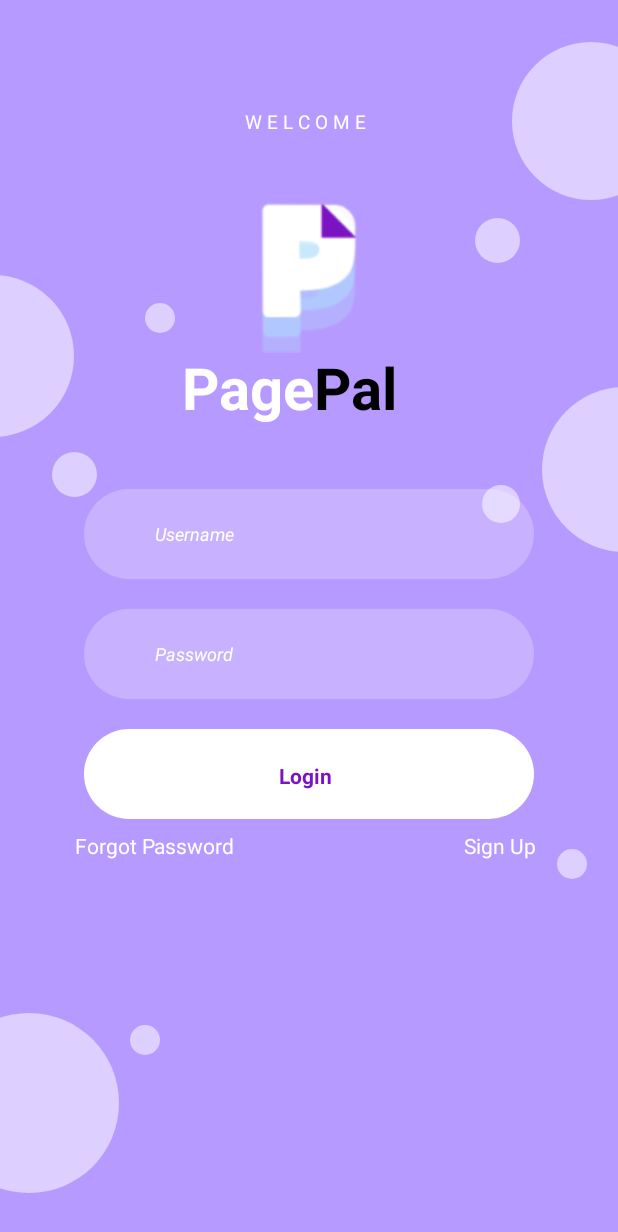
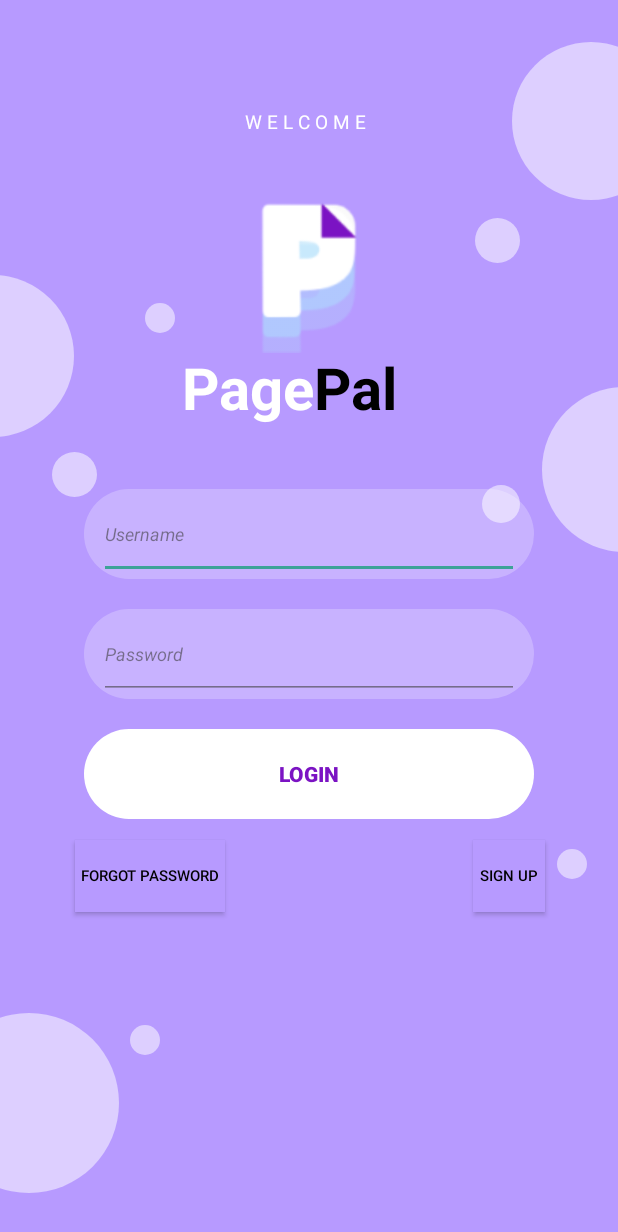
Before and after one commit to jei16/PagePal---CET4, an Android app built with Jetpack Compose: the screen it shows after launch (MainActivity), on a phone screen of 412 x 824 dp. Shown: the top 1232 px of the screen. Run offline under Robolectric (Android 15) with nearby library versions, the phone set to English and light mode, and no system bars.

Commit message:
Login Screen updated (buttons & edit text) + initialized Sign Up Screen Layout

```diff
--- /dev/null
+++ b/app/src/main/res/drawable/design_shape_signup.xml
@@ -0,0 +1,6 @@
+<?xml version="1.0" encoding="utf-8"?>
+<!-- design from your XD file. -->
+<shape xmlns:android="http://schemas.android.com/apk/res/android"
+    android:shape="oval" >
+    <solid android:color="@color/design_color_signup" />
+</shape>
--- a/app/src/main/res/layout/activity_loginscreen.xml
+++ b/app/src/main/res/layout/activity_loginscreen.xml
@@ -1,5 +1,5 @@
 <?xml version="1.0" encoding="utf-8"?>
-<androidx.constraintlayout.widget.ConstraintLayout xmlns:android="http://schemas.android.com/apk/res/android"
+<RelativeLayout xmlns:android="http://schemas.android.com/apk/res/android"
     xmlns:app="http://schemas.android.com/apk/res-auto"
     xmlns:tools="http://schemas.android.com/tools"
     android:layout_width="match_parent"
@@ -115,24 +115,27 @@
             android:layout_height="wrap_content"
             >
 
+            <EditText   android:id="@+id/username_edittext"
+                android:layout_marginStart="10dp"
+                android:layout_marginTop="0dp"
+                android:layout_width="280dp"
+                android:layout_height="60dp"
+                android:hint="Username"
+                android:textColor="@color/white"
+                android:textStyle="italic"
+                android:textSize="12sp"
+                android:inputType="text"
+                />
+
             <View   android:id="@+id/username_textbox"
                 android:background="@drawable/username_textbox"
                 android:alpha="0.23999999463558"
                 android:layout_marginStart="0dp"
                 android:layout_marginTop="0dp"
                 android:layout_width="300dp"
-                android:layout_height="60dp" />
+                android:layout_height="60dp"
+                />
 
-            <TextView android:id="@+id/username_text"
-                android:textStyle="italic"
-                android:textSize="12sp"
-                android:textColor="@color/white"
-                android:layout_marginLeft="47dp"
-                android:layout_marginTop="21dp"
-                android:layout_width="79dp"
-                android:layout_height="26dp"
-                android:text="Username"
-                />
 
         </RelativeLayout>
 
@@ -144,16 +147,16 @@
             android:layout_height="wrap_content"
             >
 
-            <TextView
-                android:id="@+id/password_text"
-                android:layout_width="75dp"
-                android:layout_height="26dp"
-                android:layout_marginLeft="47dp"
-                android:layout_marginTop="21dp"
-                android:text="Password"
+            <EditText   android:id="@+id/password_edittext"
+                android:layout_marginStart="10dp"
+                android:layout_marginTop="0dp"
+                android:layout_width="280dp"
+                android:layout_height="60dp"
+                android:hint="Password"
                 android:textColor="@color/white"
+                android:textStyle="italic"
                 android:textSize="12sp"
-                android:textStyle="italic" />
+                android:inputType="text" />
 
             <View   android:id="@+id/password_textbox"
                 android:background="@drawable/username_textbox"
@@ -174,34 +177,31 @@
             android:layout_height="wrap_content"
             >
 
-            <View   android:id="@+id/login_button"
+            <Button
+                android:id="@+id/login_button"
                 android:background="@drawable/username_textbox"
                 android:layout_marginStart="0dp"
                 android:layout_marginTop="0dp"
+                android:layout_centerHorizontal="true"
                 android:layout_width="300dp"
-                android:layout_height="60dp" />
-
-            <TextView android:id="@+id/login"
+                android:layout_height="60dp"
                 android:textStyle="bold"
                 android:textSize="14sp"
                 android:textColor="@color/login_color"
-                android:layout_marginLeft="132dp"
-                android:layout_marginTop="21dp"
-                android:layout_centerHorizontal="true"
-                android:layout_width="40dp"
-                android:layout_height="28dp"
                 android:text="Login"
                 />
 
         </RelativeLayout>
 
-        <TextView android:id="@+id/forgot_password_text"
-            android:textColor="@color/white"
+        <Button android:id="@+id/forgot_password_text"
+            android:background="@color/purple"
+            android:textColor="@color/black"
             android:layout_marginLeft="50dp"
-            android:layout_marginTop="554dp"
-            android:layout_width="115dp"
-            android:layout_height="20dp"
+            android:layout_marginTop="560dp"
+            android:layout_width="100dp"
+            android:layout_height="48dp"
             android:text="Forgot Password"
+            android:textSize="10sp"
             />
 
         <TextView android:id="@+id/welcome_text"
@@ -215,15 +215,15 @@
             android:text="W E L C O M E"
             />
 
-        <TextView android:id="@+id/sign_up_text"
-            android:layout_gravity="center_vertical|end"
-            android:gravity="end"
-            android:textColor="@color/white"
-            android:layout_marginLeft="297dp"
-            android:layout_marginTop="554dp"
-            android:layout_width="60dp"
-            android:layout_height="20dp"
+        <Button android:id="@+id/sign_up_text"
+            android:background="@color/purple"
+            android:textColor="@color/black"
+            android:layout_marginLeft="315dp"
+            android:layout_marginTop="560dp"
+            android:layout_width="48dp"
+            android:layout_height="48dp"
             android:text="Sign Up"
+            android:textSize="10sp"
             />
 
 
@@ -234,6 +234,7 @@
             android:layout_marginStart="128dp"
             android:layout_marginTop="124dp"
             android:layout_centerHorizontal="true">
+
 
             <TextView
                 android:id="@+id/pagepal_text_login"
@@ -274,4 +275,4 @@
 
 
     </RelativeLayout>
-</androidx.constraintlayout.widget.ConstraintLayout>
+</RelativeLayout>
--- a/app/src/main/res/values/colors.xml
+++ b/app/src/main/res/values/colors.xml
@@ -10,7 +10,10 @@
     <color name="purple">#b79aff</color>
     <color name="gray">#EAECEE</color>
 
+
     <color name="login_color">#7B13C3</color>
     <color name="design_color">#DDCFFF</color>
-
+    <color name="design_color_signup">#E5EAFF</color>
+    <color name="design_color_signup_text">#9D74FF</color>
+    <color name="design_color_signup_textbox">#9D9D9D</color>
 </resources>
--- a/app/src/main/res/values/themes.xml
+++ b/app/src/main/res/values/themes.xml
@@ -1,6 +1,6 @@
 <resources xmlns:tools="http://schemas.android.com/tools">
     <!-- Base application theme. -->
-    <style name="Theme.PagePal" parent="Theme.MaterialComponents.DayNight.DarkActionBar">
+    <style name="Theme.PagePal" parent="Theme.AppCompat.Light.NoActionBar">
         <!-- Primary brand color. -->
         <item name="colorPrimary">@color/purple_500</item>
         <item name="colorPrimaryVariant">@color/purple_700</item>
@@ -15,10 +15,13 @@
         <!-- Customize your theme here. -->
 
 
+
     </style>
+
     <style name="Theme.AppCompat.NoActionBar">
         <item name="windowActionBar">false</item>
         <item name="windowNoTitle">true</item>
+
 
 
     </style>
```
Also changed, not shown: app/src/main/res/drawable/signup_textbox.xml (added, +7 -0 lines), app/src/main/res/layout/activity_signupscreen.xml (added, +198 -0 lines), app/src/main/res/drawable/pagepal_logo_signup.png (added).
